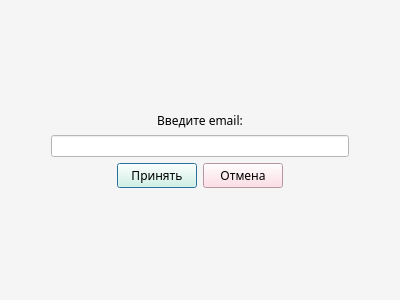
Qt form curs/project/beautySalon/forgotpass.ui (KirillLyanoy/visualProgramming2) before a commit.
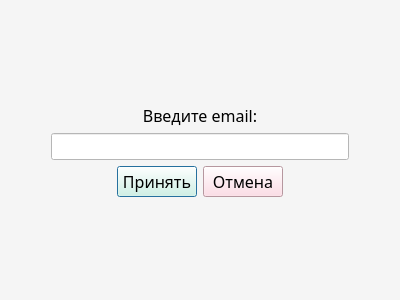
The same form after that commit.

Patch:
```diff
--- a/curs/project/beautySalon/forgotpass.ui
+++ b/curs/project/beautySalon/forgotpass.ui
@@ -35,6 +35,7 @@
      <property name="font">
       <font>
        <family>Bahnschrift SemiLight</family>
+       <pointsize>12</pointsize>
       </font>
      </property>
      <property name="text">
@@ -65,6 +66,11 @@
      </item>
      <item>
       <widget class="QLineEdit" name="lineEdit">
+       <property name="font">
+        <font>
+         <pointsize>12</pointsize>
+        </font>
+       </property>
        <property name="styleSheet">
         <string notr="true">background-color: white;</string>
        </property>
@@ -108,6 +114,7 @@
        <property name="font">
         <font>
          <family>Bahnschrift SemiLight</family>
+         <pointsize>12</pointsize>
         </font>
        </property>
        <property name="styleSheet">
@@ -123,6 +130,7 @@
        <property name="font">
         <font>
          <family>Bahnschrift SemiLight</family>
+         <pointsize>12</pointsize>
         </font>
        </property>
        <property name="styleSheet">
```
